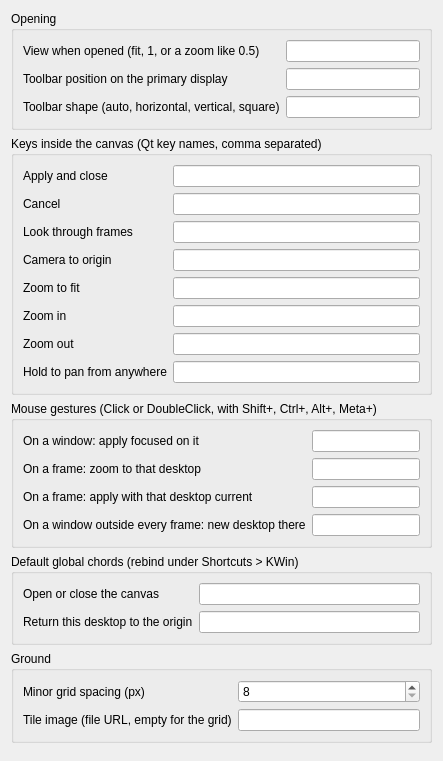
First picture: the form in effect/contents/ui/config.ui, repository aaronsb/kwin-canvas, before the edit.
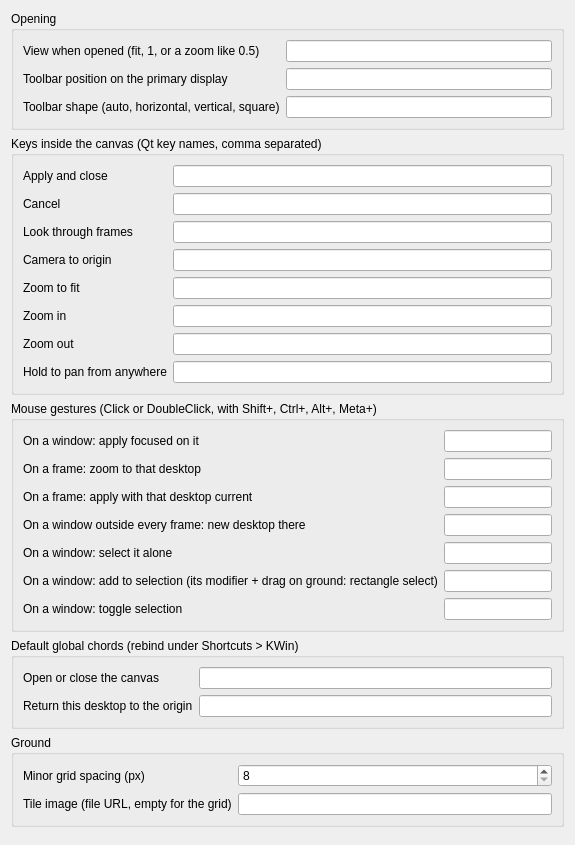
Second picture: the form after the edit.

Commit message: Selection: click, Shift+click add, Ctrl+click toggle, Shift+drag marquee; group drag keeps geometry; desktop swatches in the toolbar; hover in the desktop's colour

```diff
--- a/effect/contents/ui/config.ui
+++ b/effect/contents/ui/config.ui
@@ -41,6 +41,12 @@
      <item row="1" column="1"><widget class="QLineEdit" name="kcfg_MouseZoomToDesktop"/></item>
      <item row="2" column="0"><widget class="QLabel" name="label_MouseGotoDesktop"><property name="text"><string>On a frame: apply with that desktop current</string></property><property name="buddy"><cstring>kcfg_MouseGotoDesktop</cstring></property></widget></item>
      <item row="2" column="1"><widget class="QLineEdit" name="kcfg_MouseGotoDesktop"/></item>
+     <item row="4" column="0"><widget class="QLabel" name="label_MouseSelect"><property name="text"><string>On a window: select it alone</string></property><property name="buddy"><cstring>kcfg_MouseSelect</cstring></property></widget></item>
+     <item row="4" column="1"><widget class="QLineEdit" name="kcfg_MouseSelect"/></item>
+     <item row="5" column="0"><widget class="QLabel" name="label_MouseSelectAdd"><property name="text"><string>On a window: add to selection (its modifier + drag on ground: rectangle select)</string></property><property name="buddy"><cstring>kcfg_MouseSelectAdd</cstring></property></widget></item>
+     <item row="5" column="1"><widget class="QLineEdit" name="kcfg_MouseSelectAdd"/></item>
+     <item row="6" column="0"><widget class="QLabel" name="label_MouseSelectToggle"><property name="text"><string>On a window: toggle selection</string></property><property name="buddy"><cstring>kcfg_MouseSelectToggle</cstring></property></widget></item>
+     <item row="6" column="1"><widget class="QLineEdit" name="kcfg_MouseSelectToggle"/></item>
      <item row="3" column="0"><widget class="QLabel" name="label_MouseNewDesktopAt"><property name="text"><string>On a window outside every frame: new desktop there</string></property><property name="buddy"><cstring>kcfg_MouseNewDesktopAt</cstring></property></widget></item>
      <item row="3" column="1"><widget class="QLineEdit" name="kcfg_MouseNewDesktopAt"/></item>
     </layout></widget></item>
```
The commit also changes 4 other files.
